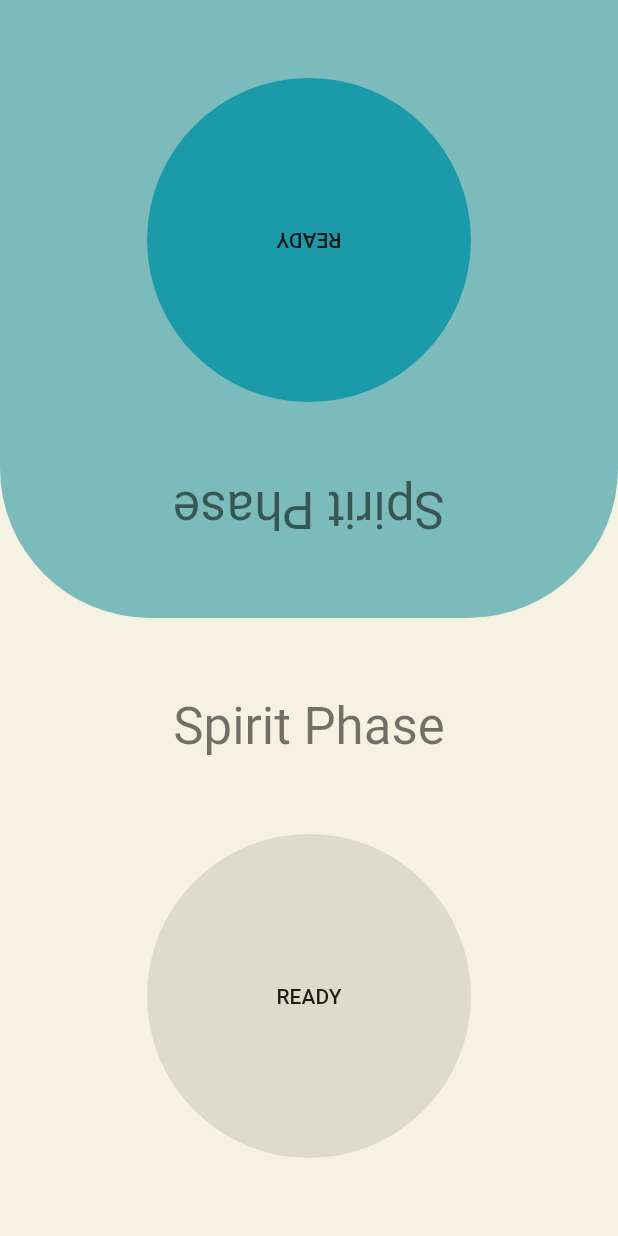
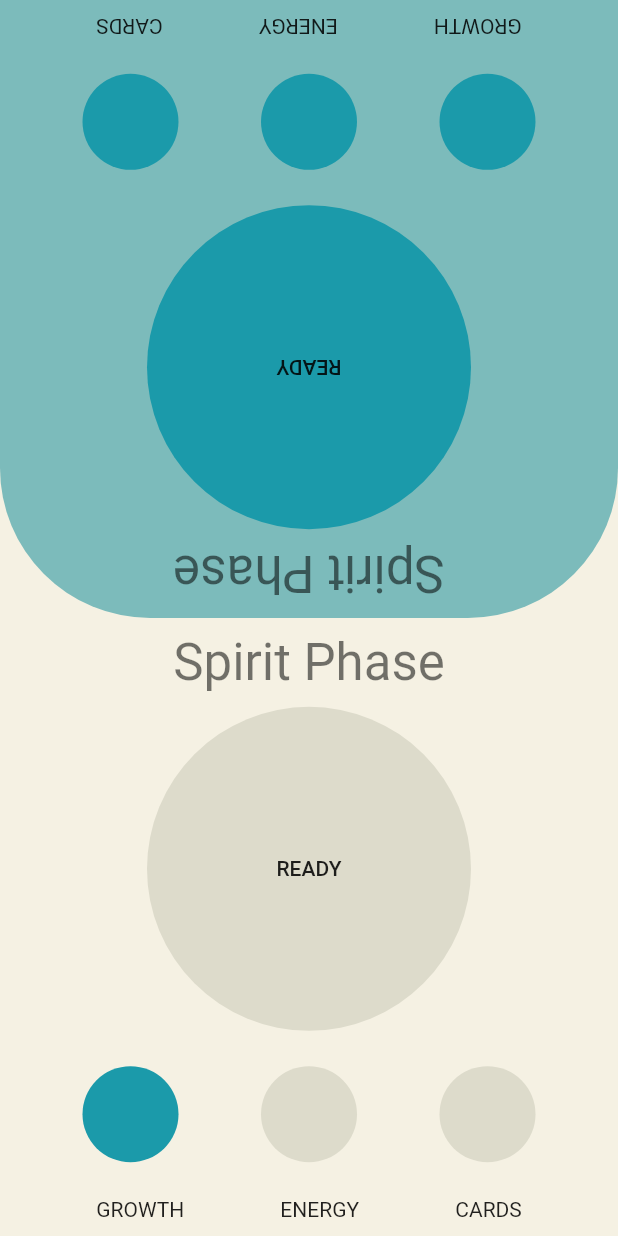
Before and after one commit to Querri/Turn_Tracker, a Flutter app: the GameView screen opened directly, after a tap on "READY", on a phone screen of 412 x 824 dp. Run offline on Flutter 3.47's test engine with Material 2 defaults, Android fonts, the phone set to English and light mode, and no system bars.

Commit message:
Add check buttons

```diff
--- a/spirit_island_app/lib/game_view.dart
+++ b/spirit_island_app/lib/game_view.dart
@@ -3,37 +3,65 @@ import 'package:flutter/material.dart';
 
 
 class GameView extends StatefulWidget {
-  final gameName = 'Spirit Island';
-  final phaseCount = _getPhaseCount('Spirit Island');
-  final playerCount = 2;
 
   @override
   _GameViewState createState() => _GameViewState();
 }
 
 class _GameViewState extends State<GameView> {
+  final gameName = 'Spirit Island';
+  final phaseCount = _getPhaseCount('Spirit Island');
+  final playerCount = 2;
+
   bool readyPlayer1 = false;
   bool readyPlayer2 = false;
+  List<bool> checksPlayer1 = [false, false, false];
+  List<bool> checksPlayer2 = [false, false, false];
   int currentPhase = 1;
 
   /// Toggle Ready button and check if all players are ready.
   void _toggleReadiness(playerNum) {
     setState(() {
       switch (playerNum) {
-        case 1: readyPlayer1 = !readyPlayer1;
-        break;
-        case 2: readyPlayer2 = !readyPlayer2;
+        case 1: {
+          readyPlayer1 = !readyPlayer1;
+          for (int i=0; i<3; i++) {
+            checksPlayer1[i] = true;
+          }
+          break;
+        }
+        case 2: {
+          readyPlayer2 = !readyPlayer2;
+          for (int i=0; i<3; i++) {
+            checksPlayer2[i] = true;
+          }
+        }
       }
 
+      // Reset buttons and change phase if both are ready.
       if (readyPlayer1 && readyPlayer2) {
         readyPlayer1 = false;
         readyPlayer2 = false;
+        for (int i=0; i < 3; i++) {
+          checksPlayer1[i] = false;
+          checksPlayer2[i] = false;
+        }
 
         if (currentPhase < 4) {
           currentPhase += 1;
         } else {
           currentPhase = 1;
         }
+      }
+    });
+  }
+
+  void _toggleCheck(playerNum, checkNum) {
+    setState(() {
+      switch (playerNum) {
+        case 1: checksPlayer1[checkNum] = !checksPlayer1[checkNum];
+        break;
+        case 2: checksPlayer2[checkNum] = !checksPlayer2[checkNum];
       }
     });
   }
@@ -61,17 +89,57 @@ class _GameViewState extends State<GameView> {
                     mainAxisAlignment: MainAxisAlignment.spaceEvenly,
                     children: [
                       Text(
-                        _getPhaseText('Spirit Island', currentPhase),
+                        _getPhaseText(gameName, currentPhase),
                         style: Theme.of(context).textTheme.headline4,
                       ),
                       FlatButton(
-                        color: _getReadyButtonColor(context, readyPlayer2),
+                        color: _getReadyButtonColor(context, readyPlayer2, true),
                         padding: EdgeInsets.all(100),
                         shape: CircleBorder(),
                         onPressed: () {
                           _toggleReadiness(2);
                         },
                         child: Text('READY'),
+                      ),
+                      ButtonBar(
+                        alignment: MainAxisAlignment.spaceEvenly,
+                        children: [
+                          FlatButton(
+                            color: _getReadyButtonColor(context, checksPlayer2[0], false),
+                            padding: EdgeInsets.all(30),
+                            shape: CircleBorder(),
+                            onPressed: () {
+                              _toggleCheck(2, 0);
+                            },
+                            child: Text(''),
+                          ),
+                          FlatButton(
+                            color: _getReadyButtonColor(context, checksPlayer2[1], false),
+                            padding: EdgeInsets.all(30),
+                            shape: CircleBorder(),
+                            onPressed: () {
+                              _toggleCheck(2, 1);
+                            },
+                            child: Text(''),
+                          ),
+                          FlatButton(
+                            color: _getReadyButtonColor(context, checksPlayer2[2], false),
+                            padding: EdgeInsets.all(30),
+                            shape: CircleBorder(),
+                            onPressed: () {
+                              _toggleCheck(2, 2);
+                            },
+                            child: Text(''),
+                          ),
+                        ],
+                      ),
+                      Row(
+                        mainAxisAlignment: MainAxisAlignment.spaceEvenly,
+                        children: [
+                          Text('GROWTH'),
+                          Text('ENERGY'),
+                          Text('CARDS'),
+                        ],
                       ),
                     ],
                   ),
@@ -91,17 +159,57 @@ class _GameViewState extends State<GameView> {
                   mainAxisAlignment: MainAxisAlignment.spaceEvenly,
                   children: [
                     Text(
-                      _getPhaseText('Spirit Island', currentPhase),
+                      _getPhaseText(gameName, currentPhase),
                       style: Theme.of(context).textTheme.headline4,
                     ),
                     FlatButton(
-                      color: _getReadyButtonColor(context, readyPlayer1),
+                      color: _getReadyButtonColor(context, readyPlayer1, true),
                       padding: EdgeInsets.all(100),
                       shape: CircleBorder(),
                       onPressed: () {
                         _toggleReadiness(1);
                       },
                       child: Text('READY'),
+                    ),
+                    ButtonBar(
+                      alignment: MainAxisAlignment.spaceEvenly,
+                      children: [
+                        FlatButton(
+                          color: _getReadyButtonColor(context, checksPlayer1[0], false),
+                          padding: EdgeInsets.all(30),
+                          shape: CircleBorder(),
+                          onPressed: () {
+                            _toggleCheck(1, 0);
+                          },
+                          child: Text(''),
+                        ),
+                        FlatButton(
+                          color: _getReadyButtonColor(context, checksPlayer1[1], false),
+                          padding: EdgeInsets.all(30),
+                          shape: CircleBorder(),
+                          onPressed: () {
+                            _toggleCheck(1, 1);
+                          },
+                          child: Text(''),
+                        ),
+                        FlatButton(
+                          color: _getReadyButtonColor(context, checksPlayer1[2], false),
+                          padding: EdgeInsets.all(30),
+                          shape: CircleBorder(),
+                          onPressed: () {
+                            _toggleCheck(1, 2);
+                          },
+                          child: Text(''),
+                        ),
+                      ],
+                    ),
+                    Row(
+                      mainAxisAlignment: MainAxisAlignment.spaceEvenly,
+                      children: [
+                        Text('GROWTH'),
+                        Text('ENERGY'),
+                        Text('CARDS'),
+                      ],
                     ),
                   ],
                 ),
@@ -114,6 +222,7 @@ class _GameViewState extends State<GameView> {
   }
 }
 
+/// Get background color for either player based on their ready state.
 Color _getContainerColor(context, isReady) {
   if (isReady) {
     return Theme.of(context).colorScheme.primaryVariant;
@@ -122,9 +231,14 @@ Color _getContainerColor(context, isReady) {
   }
 }
 
-Color _getReadyButtonColor(context, isReady) {
+/// Get color for a button based on its state.
+Color _getReadyButtonColor(context, isReady, isReadyButton) {
   if (isReady) {
-    return Theme.of(context).colorScheme.primary;
+    if (isReadyButton) {
+      return Theme.of(context).colorScheme.primary;
+    } else {
+      return Theme.of(context).colorScheme.primary;
+    }
   } else {
     return Theme.of(context).colorScheme.secondary;
   }
--- a/spirit_island_app/lib/main_view.dart
+++ b/spirit_island_app/lib/main_view.dart
@@ -33,7 +33,10 @@ class _MainViewState extends State<MainView> {
           mainAxisAlignment: MainAxisAlignment.center,
           children: <Widget>[
             Spacer(flex: 4),
-            Text('Choose game'),
+            Text(
+              'Choose game',
+              style: Theme.of(context).textTheme.headline6,
+            ),
             Row(
               mainAxisAlignment: MainAxisAlignment.center,
               children: [
@@ -61,7 +64,10 @@ class _MainViewState extends State<MainView> {
               ],
             ),
             Spacer(),
-            Text('Choose the number of players',),
+            Text(
+              'Choose the number of players',
+              style: Theme.of(context).textTheme.headline6,
+            ),
             Row(
               mainAxisAlignment: MainAxisAlignment.spaceEvenly,
               children: [
```
